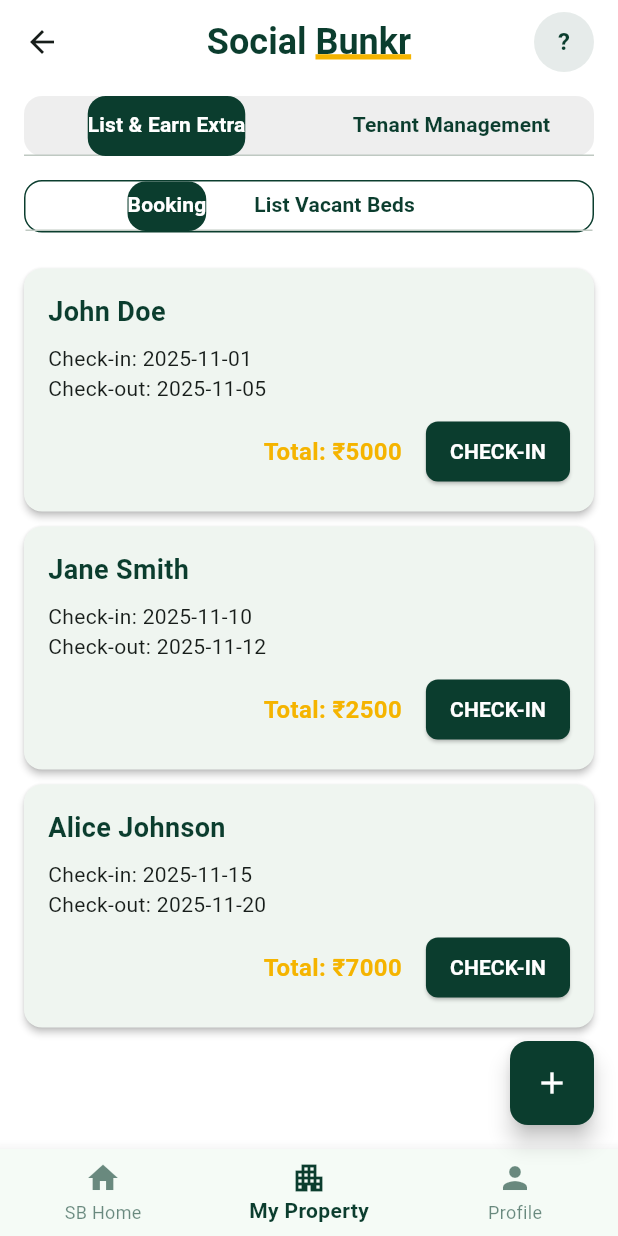
After one commit to Praveenbabu5991/socialbunkr_mobile_app, a Flutter app: the HostDashboardPage screen opened by its route, on a phone screen of 412 x 824 dp. The commit adds this screen. Run offline on Flutter 3.47's test engine with Material 3 defaults, Android fonts, the phone set to English and light mode, and no system bars; our stand-ins replace equatable, flutter_bloc, flutter_dotenv, flutter_secure_storage, image_picker; accounts and stored records are empty; Roboto replaces fonts that are missing (Poppins).

Commit message:
added mobile host dashboard

```diff
--- a/lib/data/repositories/user_repository.dart
+++ b/lib/data/repositories/user_repository.dart
@@ -13,6 +13,8 @@ class UserRepository {
       await _secureStorage.write(key: 'organization_id', value: userData['organization_id']);
     }
     await _secureStorage.write(key: 'organization_is_verified', value: userData['organization_is_verified'].toString());
+    await _secureStorage.write(key: 'first_name', value: userData['first_name']); // Added
+    await _secureStorage.write(key: 'last_name', value: userData['last_name']);   // Added
     return userData;
   }
 
@@ -20,6 +22,8 @@ class UserRepository {
     await _secureStorage.delete(key: 'token');
     await _secureStorage.delete(key: 'organization_id');
     await _secureStorage.delete(key: 'organization_is_verified');
+    await _secureStorage.delete(key: 'first_name'); // Added
+    await _secureStorage.delete(key: 'last_name');  // Added
   }
 
   Future<void> persistToken(String token) async {
@@ -40,6 +44,14 @@ class UserRepository {
     return isVerified == 'true';
   }
 
+  Future<String?> getFirstName() async {
+    return await _secureStorage.read(key: 'first_name');
+  }
+
+  Future<String?> getLastName() async {
+    return await _secureStorage.read(key: 'last_name');
+  }
+
   Future<Map<String, dynamic>> signup(String email, String password, String firstName, String lastName, String role) {
     return _userApiProvider.signup(email, password, firstName, lastName, role);
   }
--- a/lib/logic/blocs/authentication/authentication_bloc.dart
+++ b/lib/logic/blocs/authentication/authentication_bloc.dart
@@ -14,7 +14,9 @@ class AuthenticationBloc extends Bloc<AuthenticationEvent, AuthenticationState>
       final bool hasToken = await userRepository.hasToken();
       if (hasToken) {
         final bool isVerified = await userRepository.isOrganizationVerified();
-        emit(AuthenticationAuthenticated(isVerified: isVerified));
+        final String? firstName = await userRepository.getFirstName(); // Get first name
+        final String? lastName = await userRepository.getLastName();   // Get last name
+        emit(AuthenticationAuthenticated(isVerified: isVerified, firstName: firstName ?? '', lastName: lastName ?? ''));
       } else {
         emit(AuthenticationUnauthenticated());
       }
@@ -23,7 +25,9 @@ class AuthenticationBloc extends Bloc<AuthenticationEvent, AuthenticationState>
     on<LoggedIn>((event, emit) async {
       await userRepository.persistToken(event.token);
       final bool isVerified = await userRepository.isOrganizationVerified();
-      emit(AuthenticationAuthenticated(isVerified: isVerified));
+      final String? firstName = await userRepository.getFirstName(); // Get first name
+      final String? lastName = await userRepository.getLastName();   // Get last name
+      emit(AuthenticationAuthenticated(isVerified: isVerified, firstName: firstName ?? '', lastName: lastName ?? ''));
     });
 
     on<LoggedOut>((event, emit) async {
--- a/lib/logic/blocs/authentication/authentication_state.dart
+++ b/lib/logic/blocs/authentication/authentication_state.dart
@@ -12,11 +12,13 @@ class AuthenticationInitial extends AuthenticationState {}
 
 class AuthenticationAuthenticated extends AuthenticationState {
   final bool isVerified;
+  final String firstName; // Added
+  final String lastName;  // Added
 
-  const AuthenticationAuthenticated({required this.isVerified});
+  const AuthenticationAuthenticated({required this.isVerified, required this.firstName, required this.lastName}); // Modified constructor
 
   @override
-  List<Object> get props => [isVerified];
+  List<Object> get props => [isVerified, firstName, lastName]; // Modified props
 }
 
 class AuthenticationUnauthenticated extends AuthenticationState {}
--- a/lib/presentation/pages/home_page.dart
+++ b/lib/presentation/pages/home_page.dart
@@ -5,6 +5,7 @@ import '../../logic/blocs/my_properties/my_properties_bloc.dart';
 import '../../data/repositories/property_repository.dart';
 import '../../data/repositories/user_repository.dart';
 import '../tabs/my_properties_tab.dart';
+import '../../routes/app_router.dart'; // Added
 
 class HomePage extends StatelessWidget {
   const HomePage({super.key});
--- /dev/null
+++ b/lib/presentation/pages/host_dashboard_page.dart
@@ -0,0 +1,413 @@
+
+import 'package:flutter/material.dart';
+import 'package:flutter_bloc/flutter_bloc.dart';
+import 'package:flutter_application_1/logic/blocs/authentication/authentication_bloc.dart';
+import 'package:flutter_application_1/routes/app_router.dart';
+
+class HostDashboardPage extends StatefulWidget {
+  const HostDashboardPage({super.key});
+
+  @override
+  State<HostDashboardPage> createState() => _HostDashboardPageState();
+}
+
+class _HostDashboardPageState extends State<HostDashboardPage> with TickerProviderStateMixin {
+  late TabController _mainTabController;
+  late TabController _subTabController;
+
+  final Color primaryColor = const Color(0xFF0B3D2E);
+  final Color accentColor = const Color(0xFFF5B400);
+  final String fontFamily = 'Poppins';
+
+  @override
+  void initState() {
+    super.initState();
+    _mainTabController = TabController(length: 2, vsync: this);
+    _subTabController = TabController(length: 2, vsync: this);
+  }
+
+  @override
+  void dispose() {
+    _mainTabController.dispose();
+    _subTabController.dispose();
+    super.dispose();
+  }
+
+  @override
+  Widget build(BuildContext context) {
+    return Scaffold(
+      backgroundColor: Colors.white,
+      appBar: AppBar(
+        backgroundColor: Colors.white,
+        elevation: 0,
+        title: Center(
+          child: RichText(
+            text: TextSpan(
+              style: TextStyle(
+                fontFamily: fontFamily,
+                fontSize: 24,
+                fontWeight: FontWeight.bold,
+                color: primaryColor,
+              ),
+              children: [
+                const TextSpan(text: 'Social '),
+                TextSpan(
+                  text: 'Bunkr',
+                  style: TextStyle(
+                    decoration: TextDecoration.underline,
+                    decorationColor: accentColor,
+                    decorationThickness: 3,
+                  ),
+                ),
+              ],
+            ),
+          ),
+        ),
+        actions: [
+          Padding(
+            padding: const EdgeInsets.only(right: 16.0),
+            child: CircleAvatar(
+              backgroundColor: primaryColor.withOpacity(0.1),
+              child: Text(
+                BlocProvider.of<AuthenticationBloc>(context).state is AuthenticationAuthenticated
+                    ? (BlocProvider.of<AuthenticationBloc>(context).state as AuthenticationAuthenticated).firstName.isNotEmpty
+                        ? (BlocProvider.of<AuthenticationBloc>(context).state as AuthenticationAuthenticated).firstName[0].toUpperCase()
+                        : '?'
+                    : '?',
+                style: TextStyle(color: primaryColor, fontWeight: FontWeight.bold),
+              ),
+            ),
+          ),
+        ],
+      ),
+      body: SafeArea(
+        child: Column(
+          children: [
+            // Main Tabs
+            Padding(
+              padding: const EdgeInsets.symmetric(horizontal: 16.0, vertical: 8.0),
+              child: Container(
+                height: 40,
+                decoration: BoxDecoration(
+                  color: Colors.grey[200],
+                  borderRadius: BorderRadius.circular(12),
+                ),
+                child: TabBar(
+                  controller: _mainTabController,
+                  indicator: BoxDecoration(
+                    borderRadius: BorderRadius.circular(12),
+                    color: primaryColor,
+                  ),
+                  labelColor: Colors.white,
+                  unselectedLabelColor: primaryColor,
+                  tabs: [
+                    Tab(
+                      child: Text(
+                        'List & Earn Extra',
+                        style: TextStyle(fontFamily: fontFamily, fontWeight: FontWeight.bold),
+                      ),
+                    ),
+                    Tab(
+                      child: Text(
+                        'Tenant Management',
+                        style: TextStyle(fontFamily: fontFamily, fontWeight: FontWeight.bold),
+                      ),
+                    ),
+                  ],
+                ),
+              ),
+            ),
+            Expanded(
+              child: TabBarView(
+                controller: _mainTabController,
+                children: [
+                  // Content for "List & Earn Extra"
+                  Column(
+                    children: [
+                      // Sub Tabs
+                      Padding(
+                        padding: const EdgeInsets.symmetric(horizontal: 16.0, vertical: 8.0),
+                        child: Container(
+                          height: 35,
+                          decoration: BoxDecoration(
+                            color: Colors.white,
+                            borderRadius: BorderRadius.circular(12),
+                            border: Border.all(color: primaryColor),
+                          ),
+                          child: TabBar(
+                            controller: _subTabController,
+                            indicator: BoxDecoration(
+                              borderRadius: BorderRadius.circular(12),
+                              color: primaryColor,
+                            ),
+                            labelColor: Colors.white,
+                            unselectedLabelColor: primaryColor,
+                            isScrollable: true,
+                            tabs: [
+                              Tab(
+                                child: Text(
+                                  'Booking',
+                                  style: TextStyle(fontFamily: fontFamily, fontWeight: FontWeight.bold),
+                                ),
+                              ),
+                              Tab(
+                                child: Text(
+                                  'List Vacant Beds',
+                                  style: TextStyle(fontFamily: fontFamily, fontWeight: FontWeight.bold),
+                                ),
+                              ),
+                            ],
+                          ),
+                        ),
+                      ),
+                      Expanded(
+                        child: TabBarView(
+                          controller: _subTabController,
+                          children: [
+                            // Booking Tab Content
+                            _buildBookingTabContent(),
+                            // My Property Tab Content
+                            _buildMyPropertyTabContent(),
+                          ],
+                        ),
+                      ),
+                    ],
+                  ),
+                  // Content for "Tenant Management" (Placeholder)
+                  Center(
+                    child: Text(
+                      'Tenant Management Content',
+                      style: TextStyle(fontFamily: fontFamily, fontSize: 20, color: primaryColor),
+                    ),
+                  ),
+                ],
+              ),
+            ),
+          ],
+        ),
+      ),
+      floatingActionButton: FloatingActionButton(
+        onPressed: () {
+          // Handle add new listing/quick action
+          Navigator.pushNamed(context, AppRouter.addProperty);
+        },
+        backgroundColor: primaryColor,
+        shape: RoundedRectangleBorder(borderRadius: BorderRadius.circular(12)),
+        child: const Icon(Icons.add, color: Colors.white),
+      ),
+      bottomNavigationBar: BottomNavigationBar(
+        currentIndex: 1, // Assuming 'My Property' is the default active tab
+        onTap: (index) {
+          // Handle navigation
+          if (index == 0) {
+            // Navigate to SB Home
+            Navigator.pushReplacementNamed(context, AppRouter.home);
+          } else if (index == 1) {
+            // Stay on My Property (Host Dashboard)
+          } else if (index == 2) {
+            // Navigate to Profile
+            // Navigator.pushReplacementNamed(context, AppRoutes.profile); // Assuming a profile route
+          }
+        },
+        selectedItemColor: primaryColor,
+        unselectedItemColor: primaryColor.withOpacity(0.6),
+        showUnselectedLabels: true,
+        selectedLabelStyle: TextStyle(fontFamily: fontFamily, fontWeight: FontWeight.bold),
+        unselectedLabelStyle: TextStyle(fontFamily: fontFamily),
+        items: const [
+          BottomNavigationBarItem(
+            icon: Icon(Icons.home),
+            label: 'SB Home',
+          ),
+          BottomNavigationBarItem(
+            icon: Icon(Icons.apartment),
+            label: 'My Property',
+          ),
+          BottomNavigationBarItem(
+            icon: Icon(Icons.person),
+            label: 'Profile',
+          ),
+        ],
+      ),
+    );
+  }
+
+  Widget _buildBookingTabContent() {
+    // Sample Booking Data
+    final List<Map<String, dynamic>> bookings = [
+      {
+        'guestName': 'John Doe',
+        'checkIn': '2025-11-01',
+        'checkOut': '2025-11-05',
+        'totalPrice': '₹5000',
+      },
+      {
+        'guestName': 'Jane Smith',
+        'checkIn': '2025-11-10',
+        'checkOut': '2025-11-12',
+        'totalPrice': '₹2500',
+      },
+      {
+        'guestName': 'Alice Johnson',
+        'checkIn': '2025-11-15',
+        'checkOut': '2025-11-20',
+        'totalPrice': '₹7000',
+      },
+    ];
+
+    return ListView.builder(
+      padding: const EdgeInsets.all(16.0),
+      itemCount: bookings.length,
+      itemBuilder: (context, index) {
+        final booking = bookings[index];
+        return Card(
+          margin: const EdgeInsets.only(bottom: 10.0),
+          elevation: 2,
+          shape: RoundedRectangleBorder(borderRadius: BorderRadius.circular(12)),
+          child: Padding(
+            padding: const EdgeInsets.all(16.0),
+            child: Column(
+              crossAxisAlignment: CrossAxisAlignment.start,
+              children: [
+                Text(
+                  booking['guestName'],
+                  style: TextStyle(
+                    fontFamily: fontFamily,
+                    fontWeight: FontWeight.bold,
+                    fontSize: 18,
+                    color: primaryColor,
+                  ),
+                ),
+                const SizedBox(height: 8),
+                Text(
+                  'Check-in: ${booking['checkIn']}',
+                  style: TextStyle(fontFamily: fontFamily, fontSize: 14),
+                ),
+                Text(
+                  'Check-out: ${booking['checkOut']}',
+                  style: TextStyle(fontFamily: fontFamily, fontSize: 14),
+                ),
+                const SizedBox(height: 8),
+                Align(
+                  alignment: Alignment.bottomRight,
+                  child: Row(
+                    mainAxisSize: MainAxisSize.min,
+                    children: [
+                      Text(
+                        'Total: ${booking['totalPrice']}',
+                        style: TextStyle(
+                          fontFamily: fontFamily,
+                          fontWeight: FontWeight.bold,
+                          fontSize: 16,
+                          color: accentColor,
+                        ),
+                      ),
+                      const SizedBox(width: 16),
+                      ElevatedButton(
+                        onPressed: () {
+                          // Handle CHECK-IN action
+                        },
+                        style: ElevatedButton.styleFrom(
+                          backgroundColor: primaryColor,
+                          shape: RoundedRectangleBorder(borderRadius: BorderRadius.circular(8)),
+                          padding: const EdgeInsets.symmetric(horizontal: 16, vertical: 8),
+                        ),
+                        child: Text(
+                          'CHECK-IN',
+                          style: TextStyle(fontFamily: fontFamily, color: Colors.white, fontWeight: FontWeight.bold),
+                        ),
+                      ),
+                    ],
+                  ),
+                ),
+              ],
+            ),
+          ),
+        );
+      },
+    );
+  }
+
+  Widget _buildMyPropertyTabContent() {
+    return SingleChildScrollView(
+      padding: const EdgeInsets.all(16.0),
+      child: Column(
+        children: [
+          // Card 1: List Your Room/Bed (Full Width)
+          _buildPropertyManagementTile(
+            icon: Icons.bed,
+            title: 'List Your Room/Bed',
+            onTap: () {
+              ScaffoldMessenger.of(context).showSnackBar(
+                const SnackBar(content: Text('Navigating to List Room/Bed')),
+              );
+              // Navigator.pushNamed(context, AppRouter.addProperty); // Actual navigation
+            },
+          ),
+          const SizedBox(height: 16),
+          // Cards 2 & 3: Side-by-side
+          Row(
+            children: [
+              Expanded(
+                child: _buildPropertyManagementTile(
+                  icon: Icons.calendar_today,
+                  title: 'Update Bed/Room Availability',
+                  onTap: () {
+                    ScaffoldMessenger.of(context).showSnackBar(
+                      const SnackBar(content: Text('Navigating to Update Availability')),
+                    );
+                    // Handle update availability
+                  },
+                ),
+              ),
+              const SizedBox(width: 16),
+              Expanded(
+                child: _buildPropertyManagementTile(
+                  icon: Icons.edit,
+                  title: 'Update Property Details',
+                  onTap: () {
+                    ScaffoldMessenger.of(context).showSnackBar(
+                      const SnackBar(content: Text('Navigating to Update Property Details')),
+                    );
+                    // Handle update property details
+                  },
+                ),
+              ),
+            ],
+          ),
+        ],
+      ),
+    );
+  }
+
+  Widget _buildPropertyManagementTile({required IconData icon, required String title, required VoidCallback onTap}) {
+    return Card(
+      elevation: 2,
+      shape: RoundedRectangleBorder(borderRadius: BorderRadius.circular(12)),
+      child: InkWell(
+        onTap: onTap,
+        borderRadius: BorderRadius.circular(12),
+        child: Padding(
+          padding: const EdgeInsets.all(16.0),
+          child: Row(
+            children: [
+              Icon(icon, color: primaryColor, size: 30),
+              const SizedBox(width: 16),
+              Text(
+                title,
+                style: TextStyle(
+                  fontFamily: fontFamily,
+                  fontWeight: FontWeight.bold,
+                  fontSize: 18,
+                  color: primaryColor,
+                ),
+              ),
+              const Spacer(),
+              Icon(Icons.arrow_forward_ios, color: primaryColor.withOpacity(0.6)),
+            ],
+          ),
+        ),
+      ),
+    );
+  }
+}
--- a/lib/presentation/widgets/property_card.dart
+++ b/lib/presentation/widgets/property_card.dart
@@ -2,6 +2,7 @@
 import 'package:flutter/material.dart';
 import 'package:flutter_bloc/flutter_bloc.dart';
 import '../../logic/blocs/authentication/authentication_bloc.dart';
+import '../../routes/app_router.dart'; // Added
 
 class PropertyCard extends StatelessWidget {
   final dynamic property;
@@ -21,7 +22,7 @@ class PropertyCard extends StatelessWidget {
         onTap: () {
           final authState = BlocProvider.of<AuthenticationBloc>(context).state;
           if (authState is AuthenticationAuthenticated && authState.isVerified) {
-            Navigator.pushNamed(context, '/property-detail', arguments: property['id']);
+            Navigator.pushNamed(context, AppRouter.hostDashboard); // Changed to HostDashboard
           } else {
             ScaffoldMessenger.of(context).showSnackBar(
               const SnackBar(
--- a/lib/routes/app_router.dart
+++ b/lib/routes/app_router.dart
@@ -6,6 +6,7 @@ import 'package:flutter_application_1/presentation/pages/login_page.dart';
 import 'package:flutter_application_1/presentation/pages/register_page.dart';
 import 'package:flutter_application_1/presentation/pages/verify_property_page.dart';
 import 'package:flutter_application_1/presentation/pages/property_detail_page.dart';
+import 'package:flutter_application_1/presentation/pages/host_dashboard_page.dart'; // Added
 
 class AppRouter {
   static const String landing = '/';
@@ -15,6 +16,7 @@ class AppRouter {
   static const String addProperty = '/add-property';
   static const String verifyProperty = '/verify-property';
   static const String propertyDetail = '/property-detail';
+  static const String hostDashboard = '/host-dashboard'; // Added
 
   static Route<dynamic> onGenerateRoute(RouteSettings settings) {
     switch (settings.name) {
@@ -34,6 +36,8 @@ class AppRouter {
       case propertyDetail:
         final propertyId = settings.arguments as String;
         return MaterialPageRoute(builder: (_) => PropertyDetailPage(propertyId: propertyId));
+      case hostDashboard: // Added
+        return MaterialPageRoute(builder: (_) => const HostDashboardPage()); // Added
       default:
         return MaterialPageRoute(
           builder: (_) => Scaffold(
```
